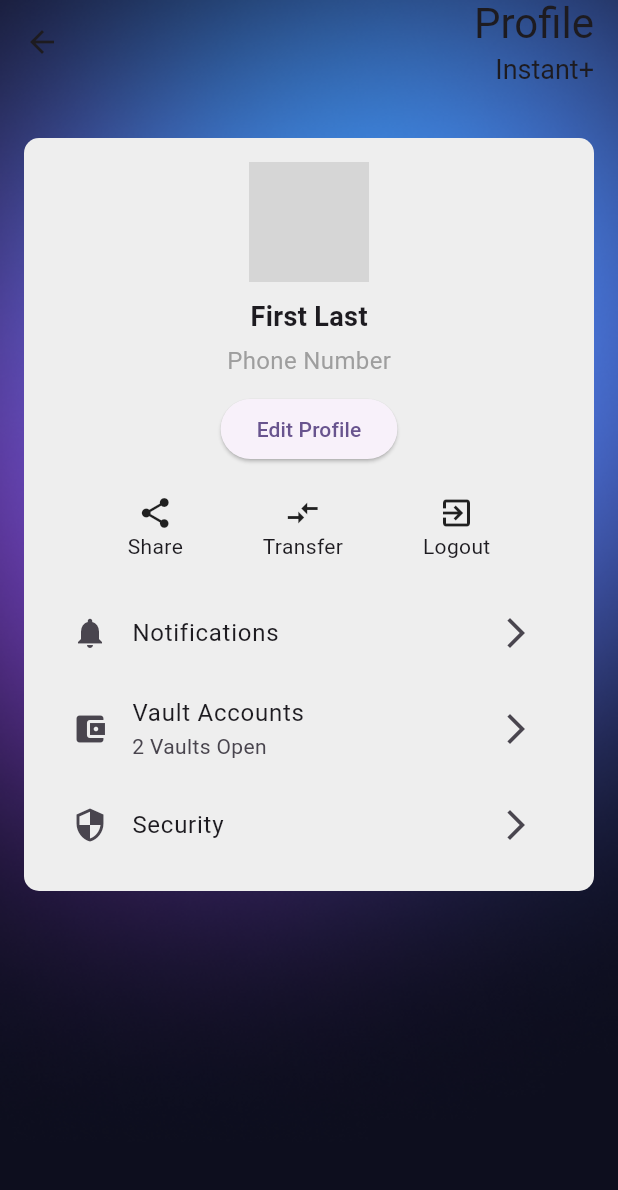
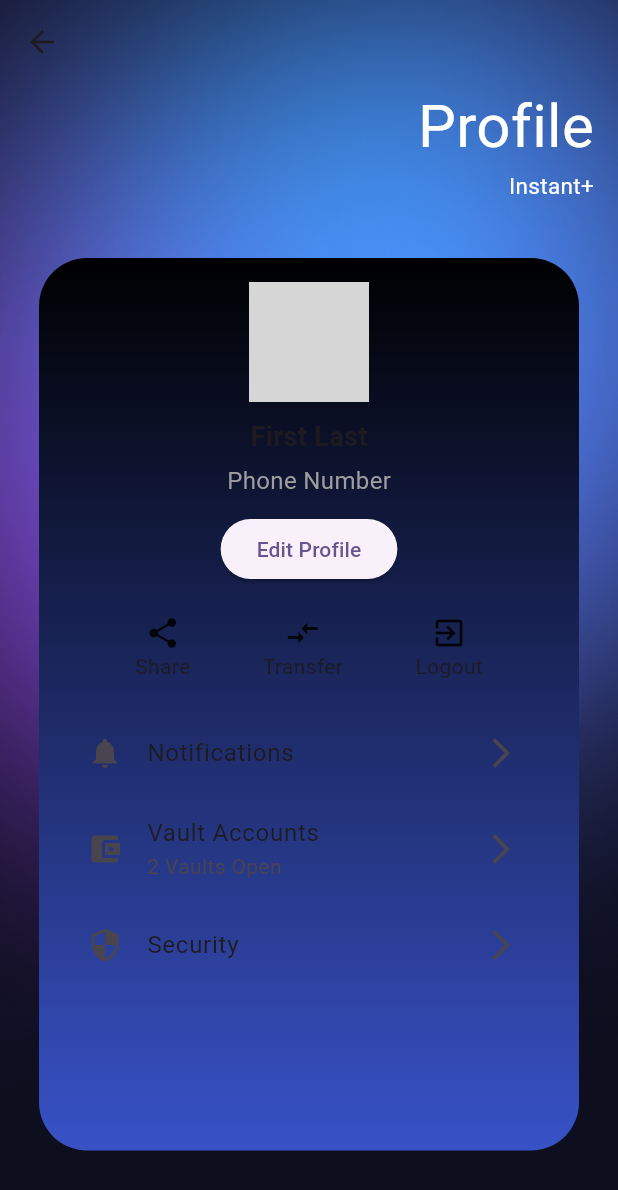
Before and after one commit to Arujan619/Instant-, a Flutter app: the ProfileMain screen opened directly, on a phone screen of 412 x 824 dp. Shown: the top 1190 px of the screen. Run offline on Flutter 3.47's test engine with Material 3 defaults, Android fonts, the phone set to English and light mode, and no system bars; our stand-ins replace firebase_auth, firebase_core, google_sign_in, syncfusion_flutter_charts; missing offline and left inert: flutter_gradient_app_bar, social_media_buttons; accounts and stored records are empty; Roboto replaces fonts that are missing (Poppins); grey boxes are pictures that could not be loaded.

```diff
--- a/MobileProject/lib/ProfilePage/profile-main.dart
+++ b/MobileProject/lib/ProfilePage/profile-main.dart
@@ -48,45 +48,41 @@ class ProfileMain extends StatelessWidget {
         backgroundColor: Colors.transparent,
         appBar: AppBar(
           backgroundColor: Colors.transparent,
-          title: const Align(
-            alignment: Alignment.centerRight,
-            child: Column(
-              crossAxisAlignment: CrossAxisAlignment.end,
-              mainAxisSize: MainAxisSize.min,
+        ),
+        body: Stack(
           children: [
-                Text(
-                  'Profile',
-                  style: TextStyle(fontSize: 28),
-                ),
-                Text(
-                  'Instant+',
-                  style: TextStyle(fontSize: 18),
-                ),
-              ],
-            ),
-          ),
-        ),
-        body: SingleChildScrollView(
+            SingleChildScrollView(
               child: Padding(
                 padding: const EdgeInsets.all(16.0),
                 child: Column(
                   crossAxisAlignment: CrossAxisAlignment.start,
                   children: [
-                const SizedBox(height: 20),
+                    const SizedBox(height: 100), // Adjust height as needed
                     Center(
                       child: Container(
+                        // Profile Card
                         padding: const EdgeInsets.all(16.0),
                         decoration: BoxDecoration(
-                      color: Colors.grey[200],
-                      borderRadius: BorderRadius.circular(10),
+                          gradient: const LinearGradient(
+                            begin: Alignment.topCenter,
+                            end: Alignment.bottomCenter,
+                            colors: [Colors.black, Color(0xFF3852C7)],
                           ),
+                          borderRadius: BorderRadius.circular(32),
+                        ),
+                        width: 360,
+                        height: 595,
+
+                        // Profile Information
                         child: Column(
                           children: [
+                            // Profile Picture
                             CircleAvatar(
                               radius: 40,
                               backgroundImage: AssetImage('assets/profile_picture.png'), // Replace with your profile picture asset
                             ),
                             const SizedBox(height: 10),
+                            // First and Last Name
                             const Text(
                               'First Last',
                               style: TextStyle(
@@ -95,6 +91,7 @@ class ProfileMain extends StatelessWidget {
                               ),
                             ),
                             const SizedBox(height: 5),
+                            // Phone Number
                             const Text(
                               'Phone Number',
                               style: TextStyle(
@@ -103,11 +100,13 @@ class ProfileMain extends StatelessWidget {
                               ),
                             ),
                             const SizedBox(height: 10),
+                            // Edit Profile Button
                             ElevatedButton(
                               onPressed: () {},
                               child: const Text('Edit Profile'),
                             ),
                             const SizedBox(height: 20),
+                            // Share, Transfer, Logout Buttons
                             Row(
                               mainAxisAlignment: MainAxisAlignment.spaceEvenly,
                               children: [
@@ -132,6 +131,7 @@ class ProfileMain extends StatelessWidget {
                               ],
                             ),
                             const SizedBox(height: 20),
+                            // Notifications, Vault Accounts, Security Settings
                             Column(
                               children: [
                                 ListTile(
@@ -163,6 +163,36 @@ class ProfileMain extends StatelessWidget {
                 ),
               ),
             ),
+            Positioned(
+              top: 0,
+              right: 16,
+              child: Column(
+                crossAxisAlignment: CrossAxisAlignment.end,
+                mainAxisSize: MainAxisSize.min,
+                children: const [
+                  Text(
+                    'Profile',
+                    style: TextStyle(
+                      fontSize: 40,
+                      fontFamily: 'Poppins',
+                      color: Colors.white,
+                    ),
+                    textAlign: TextAlign.right,
+                  ),
+                  Text(
+                    'Instant+',
+                    style: TextStyle(
+                      fontSize: 15,
+                      fontFamily: 'Poppins',
+                      color: Colors.white,
+                    ),
+                    textAlign: TextAlign.right,
+                  ),
+                ],
+              ),
+            ),
+          ],
+        ),
       ),
     );
   }
--- a/MobileProject/lib/SignupPage/signup-main.dart
+++ b/MobileProject/lib/SignupPage/signup-main.dart
@@ -318,7 +318,7 @@ class _SignupMainState extends State<SignupMain> {
                       ),
                     ),
                     child: const Text(
-                      'Sign in',
+                      'Sign up',
                       style: TextStyle(
                         color: Colors.black,
                         fontSize: 14,
```
Also changed, not shown: 1 other file. Lines whose indentation alone changed are shown as unchanged.
